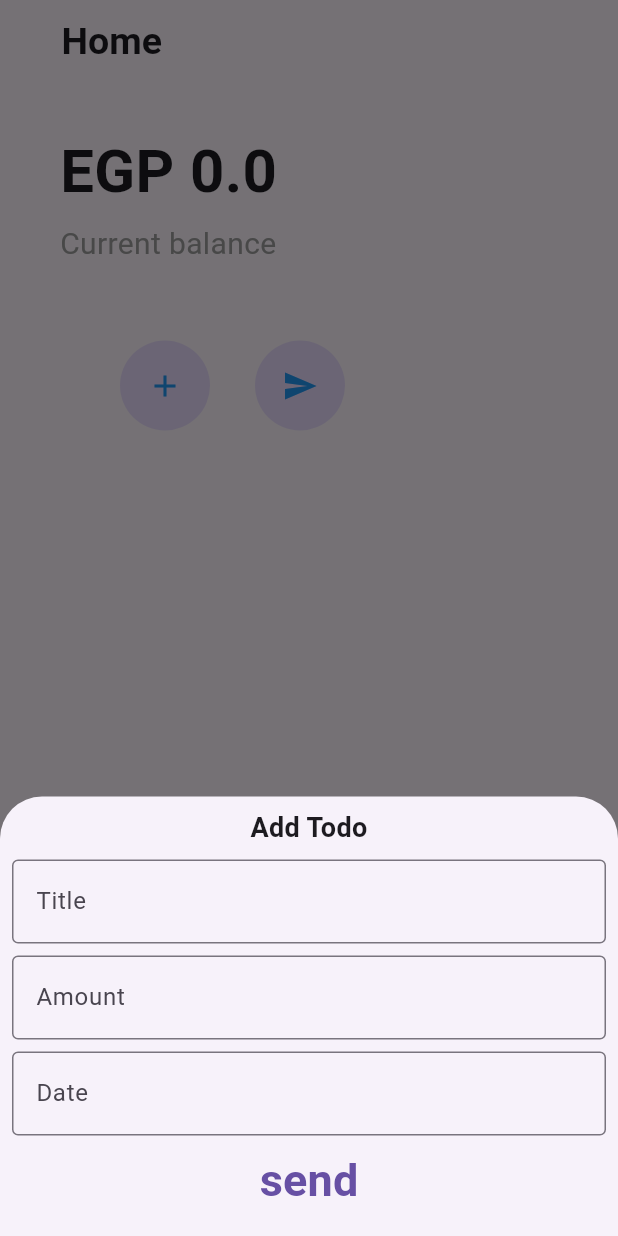
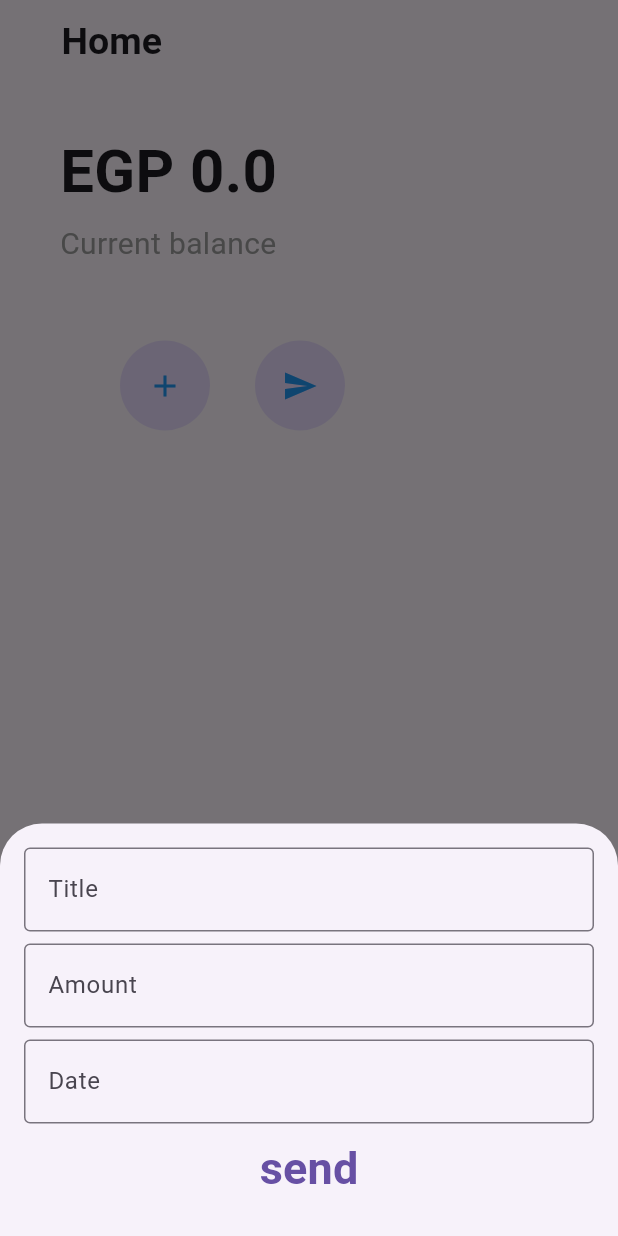
Before and after one commit to KaboOA/codiaeum_tech_project, a Flutter app: the screen it shows after launch, after a tap on the "add" icon, on a phone screen of 412 x 824 dp. Run offline on Flutter 3.47's test engine with Material 3 defaults, Android fonts, the light colour scheme and no system bars; our stand-ins replace cloud_firestore, firebase_core, flutter_bloc; accounts and stored records are empty.

Commit message:
some changes

```diff
--- a/lib/Transactions.dart
+++ b/lib/Transactions.dart
@@ -66,23 +66,12 @@ class TransactionsScreen extends StatelessWidget {
                               context: context,
                               builder: (context1) {
                                 return Padding(
-                                  padding: const EdgeInsets.all(8.0),
+                                  padding: const EdgeInsets.all(16.0),
                                   child: Form(
                                     key: formKey,
                                     child: Column(
                                       mainAxisSize: MainAxisSize.min,
                                       children: [
-                                        const Text(
-                                          'Add Todo',
-                                          textAlign: TextAlign.center,
-                                          style: TextStyle(
-                                            fontSize: 18.0,
-                                            fontWeight: FontWeight.bold,
-                                          ),
-                                        ),
-                                        const SizedBox(
-                                          height: 8.0,
-                                        ),
                                         defaultTextFormField(
                                           controller: cubb.titleController,
                                           hint: 'Title',
@@ -254,23 +243,12 @@ class TransactionsScreen extends StatelessWidget {
                               context: context,
                               builder: (context1) {
                                 return Padding(
-                                  padding: const EdgeInsets.all(8.0),
+                                  padding: const EdgeInsets.all(16.0),
                                   child: Form(
                                     key: formKey,
                                     child: Column(
                                       mainAxisSize: MainAxisSize.min,
                                       children: [
-                                        const Text(
-                                          'Add Todo',
-                                          textAlign: TextAlign.center,
-                                          style: TextStyle(
-                                            fontSize: 18.0,
-                                            fontWeight: FontWeight.bold,
-                                          ),
-                                        ),
-                                        const SizedBox(
-                                          height: 8.0,
-                                        ),
                                         defaultTextFormField(
                                           controller: cubb.titleController,
                                           hint: 'Title',
```
